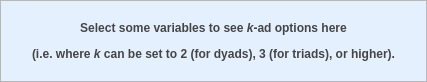
This is NewGeneUI/NewGene/Widgets/CreateOutput/SelectVariables/kadcolumnselectionbox.ui in daniel347x/newgene as Qt 5 draws it before an edit. The edited form follows.
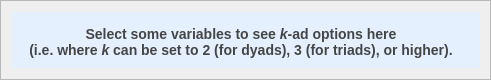
This is the edited form. Custom widgets are drawn as their Qt base class.

Commit message: "Please choose some variables to see k-ad spin controls here" now shows/hides properly

```diff
--- a/NewGeneUI/NewGene/Widgets/CreateOutput/SelectVariables/kadcolumnselectionbox.ui
+++ b/NewGeneUI/NewGene/Widgets/CreateOutput/SelectVariables/kadcolumnselectionbox.ui
@@ -6,8 +6,8 @@
    <rect>
     <x>0</x>
     <y>0</y>
-    <width>427</width>
-    <height>82</height>
+    <width>491</width>
+    <height>80</height>
    </rect>
   </property>
   <property name="sizePolicy">
@@ -18,8 +18,8 @@
   </property>
   <property name="minimumSize">
    <size>
-    <width>0</width>
-    <height>35</height>
+    <width>491</width>
+    <height>80</height>
    </size>
   </property>
   <property name="windowTitle">
@@ -32,18 +32,6 @@
    <enum>QFrame::Raised</enum>
   </property>
   <layout class="QHBoxLayout" name="horizontalLayout">
-   <property name="leftMargin">
-    <number>0</number>
-   </property>
-   <property name="topMargin">
-    <number>0</number>
-   </property>
-   <property name="rightMargin">
-    <number>0</number>
-   </property>
-   <property name="bottomMargin">
-    <number>0</number>
-   </property>
    <item>
     <widget class="QScrollArea" name="scrollArea">
      <property name="sizePolicy">
@@ -72,8 +60,8 @@
        <rect>
         <x>0</x>
         <y>0</y>
-        <width>425</width>
-        <height>80</height>
+        <width>471</width>
+        <height>60</height>
        </rect>
       </property>
       <property name="sizePolicy">
@@ -88,17 +76,24 @@
       <widget class="QLabel" name="emptyKadsLabel">
        <property name="geometry">
         <rect>
-         <x>0</x>
-         <y>10</y>
-         <width>425</width>
-         <height>61</height>
+         <x>9</x>
+         <y>9</y>
+         <width>440</width>
+         <height>42</height>
         </rect>
        </property>
+       <property name="minimumSize">
+        <size>
+         <width>440</width>
+         <height>42</height>
+        </size>
+       </property>
        <property name="styleSheet">
         <string notr="true">#emptyKadsLabel {font-weight: bold; color: #454545;}</string>
        </property>
        <property name="text">
-        <string>&lt;html&gt;&lt;head/&gt;&lt;body&gt;&lt;p&gt;Select some variables to see &lt;span style=&quot; font-style:italic;&quot;&gt;k&lt;/span&gt;-ad options here&lt;/p&gt;&lt;p&gt;(i.e. where &lt;span style=&quot; font-style:italic;&quot;&gt;k&lt;/span&gt; can be set to 2 (for dyads), 3 (for triads), or higher).&lt;/p&gt;&lt;/body&gt;&lt;/html&gt;</string>
+        <string>&lt;b&gt;&lt;big&gt;Select some variables to see &lt;i&gt;k&lt;/i&gt;-ad options here&lt;br&gt;
+(i.e. where &lt;i&gt;k&lt;/i&gt; can be set to 2 (for dyads), 3 (for triads), or higher).&lt;/big&gt;&lt;/b&gt;</string>
        </property>
        <property name="alignment">
         <set>Qt::AlignCenter</set>
```
The commit also changes 5 other files.
